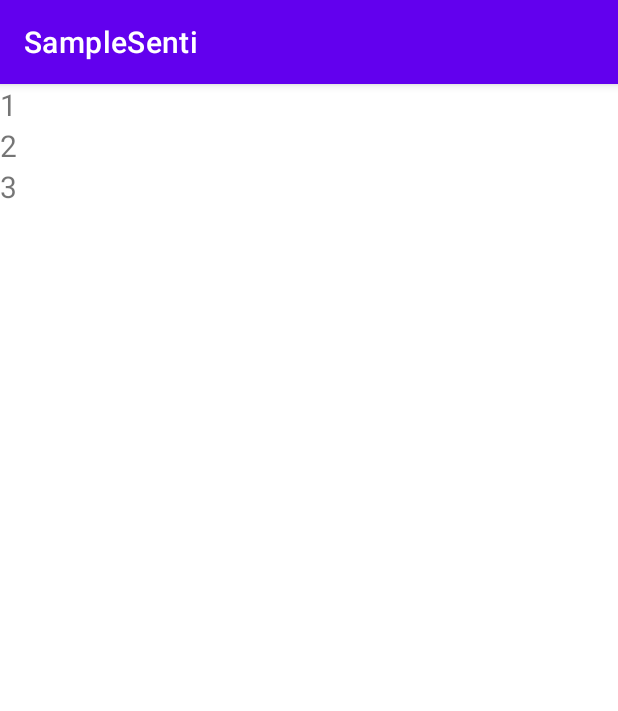
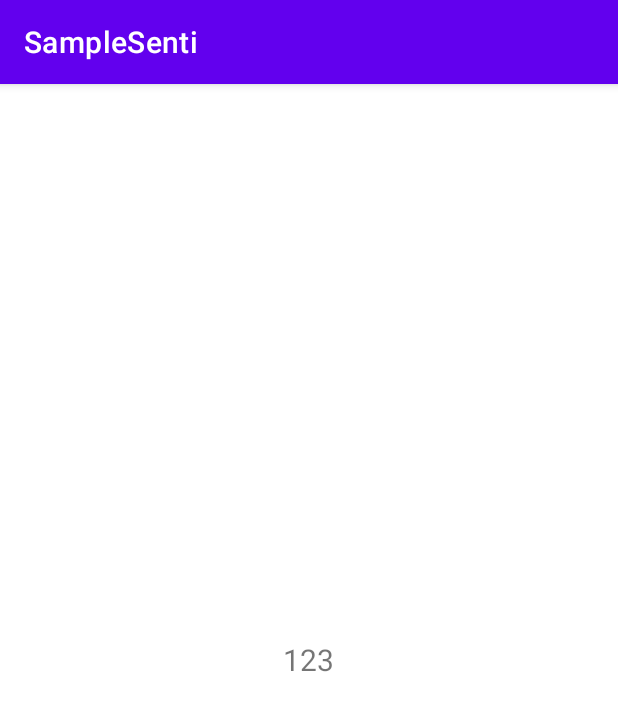
Before and after one commit to plitche/Android_Prac, an Android app: the screen it shows after launch (MainActivity), on a phone screen of 412 x 824 dp. Shown: the top 711 px of the screen. Run offline under Robolectric (Android 15) with nearby library versions, the phone set to English and light mode, and no system bars.

Commit message:
3. 화면 그리기, 레이아웃 RelativeLayout & LinearLayout
RelativeLayout 기초

```diff
--- a/SampleSenti/app/src/main/res/layout/activity_main.xml
+++ b/SampleSenti/app/src/main/res/layout/activity_main.xml
@@ -1,5 +1,5 @@
 <?xml version="1.0" encoding="utf-8"?>
-<LinearLayout xmlns:android="http://schemas.android.com/apk/res/android"
+<RelativeLayout xmlns:android="http://schemas.android.com/apk/res/android"
     android:layout_width="match_parent"
     android:layout_height="match_parent"
     android:orientation="vertical">
@@ -9,21 +9,27 @@
         android:layout_height="wrap_content"
         android:text="1"
         android:textSize="20sp"
+        android:layout_toLeftOf="@+id/TextView_2"
+        android:layout_centerVertical="true"
     />
     <TextView
+        android:id="@+id/TextView_2"
         android:layout_width="wrap_content"
         android:layout_height="wrap_content"
         android:text="2"
         android:textSize="20sp"
+        android:layout_centerInParent="true"
     />
     <TextView
         android:layout_width="wrap_content"
         android:layout_height="wrap_content"
         android:text="3"
         android:textSize="20sp"
+        android:layout_toRightOf="@+id/TextView_2"
+        android:layout_centerVertical="true"
     />
 
-</LinearLayout>
+</RelativeLayout>
 
 <!--
 <androidx.constraintlayout.widget.ConstraintLayout xmlns:android="http://schemas.android.com/apk/res/android"
```
